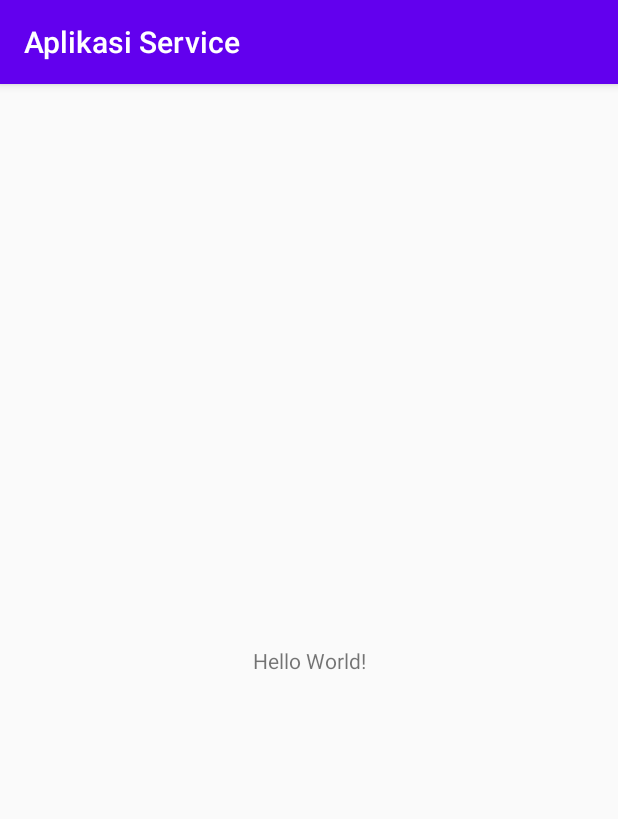
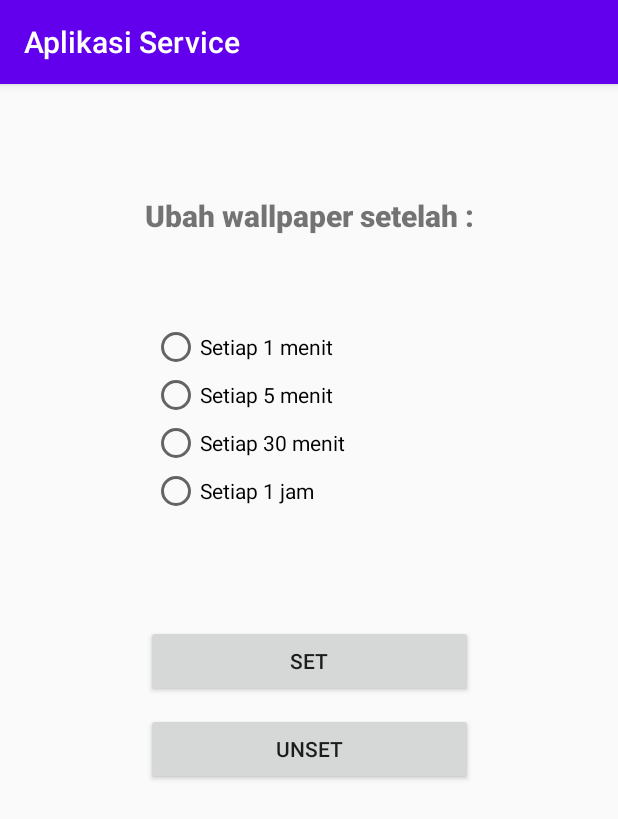
Before and after one commit to Tsaqif-Aushaf-Farodis/AplikasiService, an Android app: the screen it shows after launch (MainActivity), on a phone screen of 412 x 824 dp. Shown: the top 819 px of the screen. Run offline under Robolectric (Android 15) with nearby library versions, the phone set to English and light mode, and no system bars.

Commit message:
Buat layout di activity_main

```diff
--- a/app/src/main/res/layout/activity_main.xml
+++ b/app/src/main/res/layout/activity_main.xml
@@ -7,12 +7,82 @@
     tools:context=".MainActivity">
 
     <TextView
+        android:id="@+id/textView"
         android:layout_width="wrap_content"
         android:layout_height="wrap_content"
-        android:text="Hello World!"
+        android:text="@string/Change"
+        android:fontFamily="sans-serif-black"
+        android:textSize="20dp"
         app:layout_constraintBottom_toBottomOf="parent"
         app:layout_constraintLeft_toLeftOf="parent"
         app:layout_constraintRight_toRightOf="parent"
-        app:layout_constraintTop_toTopOf="parent" />
+        app:layout_constraintTop_toTopOf="parent"
+        app:layout_constraintHorizontal_bias="0.5"
+        app:layout_constraintVertical_bias="0.1"/>
 
+    <RadioGroup
+        android:id="@+id/radioGroup"
+        android:layout_width="210dp"
+        android:layout_height="154dp"
+        android:layout_margin="8dp"
+        app:layout_constraintBottom_toBottomOf="parent"
+        app:layout_constraintEnd_toEndOf="parent"
+        app:layout_constraintStart_toStartOf="parent"
+        app:layout_constraintTop_toBottomOf="@+id/textView"
+        app:layout_constraintHorizontal_bias="0.5"
+        app:layout_constraintVertical_bias="0.1"
+        tools:ignore="MissingConstraints">
+
+        <RadioButton
+            android:id="@+id/radio1"
+            android:layout_width="wrap_content"
+            android:layout_height="wrap_content"
+            android:text="@string/menit"/>
+
+        <RadioButton
+            android:id="@+id/radio2"
+            android:layout_width="wrap_content"
+            android:layout_height="wrap_content"
+            android:text="@string/menit5"/>
+
+        <RadioButton
+            android:id="@+id/radio3"
+            android:layout_width="wrap_content"
+            android:layout_height="wrap_content"
+            android:text="@string/menit30"/>
+
+        <RadioButton
+            android:id="@+id/radio4"
+            android:layout_width="wrap_content"
+            android:layout_height="wrap_content"
+            android:text="@string/jam"/>
+    </RadioGroup>
+
+    <Button
+        android:id="@+id/btnSet"
+        android:layout_width="218dp"
+        android:layout_height="wrap_content"
+        android:layout_margin="8dp"
+        android:layout_marginBottom="160dp"
+        android:text="@string/Set"
+        app:layout_constraintBottom_toBottomOf="parent"
+        app:layout_constraintEnd_toEndOf="parent"
+        app:layout_constraintStart_toStartOf="parent"
+        app:layout_constraintTop_toBottomOf="@+id/radioGroup"
+        app:layout_constraintHorizontal_bias="0.5"
+        app:layout_constraintVertical_bias="0.1"/>
+
+    <Button
+        android:id="@+id/btnUnset"
+        android:layout_width="218dp"
+        android:layout_height="wrap_content"
+        android:layout_margin="8dp"
+        android:layout_marginBottom="152dp"
+        android:text="@string/Unset"
+        app:layout_constraintBottom_toBottomOf="parent"
+        app:layout_constraintEnd_toEndOf="parent"
+        app:layout_constraintStart_toStartOf="parent"
+        app:layout_constraintTop_toBottomOf="@+id/btnSet"
+        app:layout_constraintHorizontal_bias="0.5"
+        app:layout_constraintVertical_bias="0.01"/>
 </androidx.constraintlayout.widget.ConstraintLayout>
```
